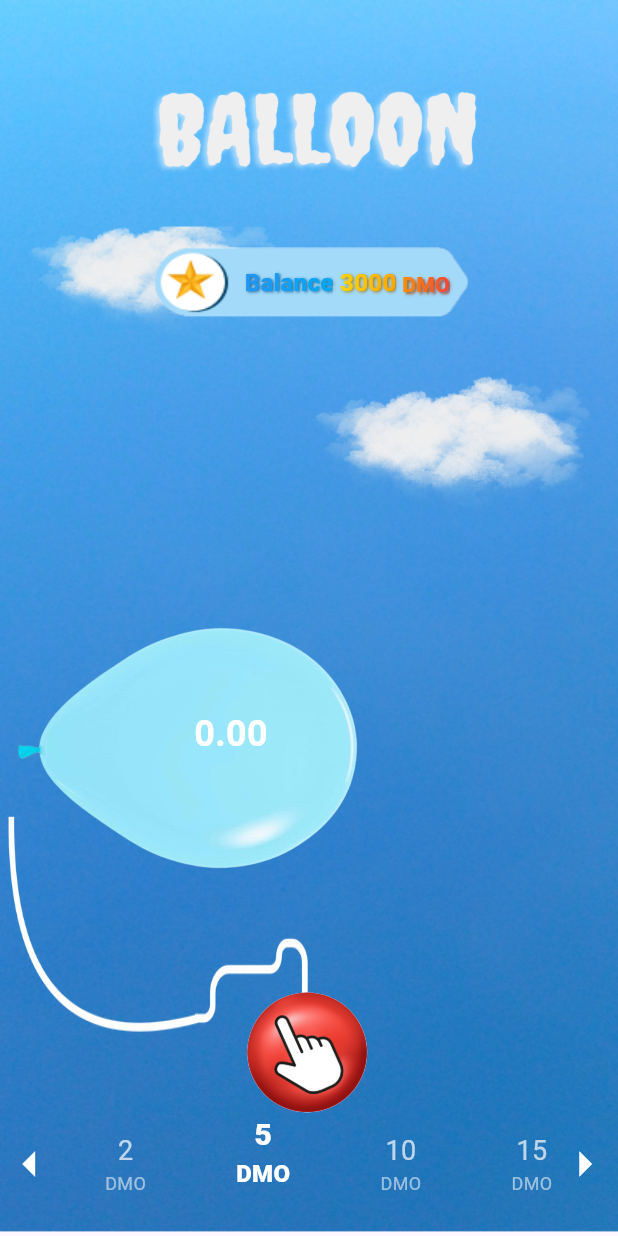
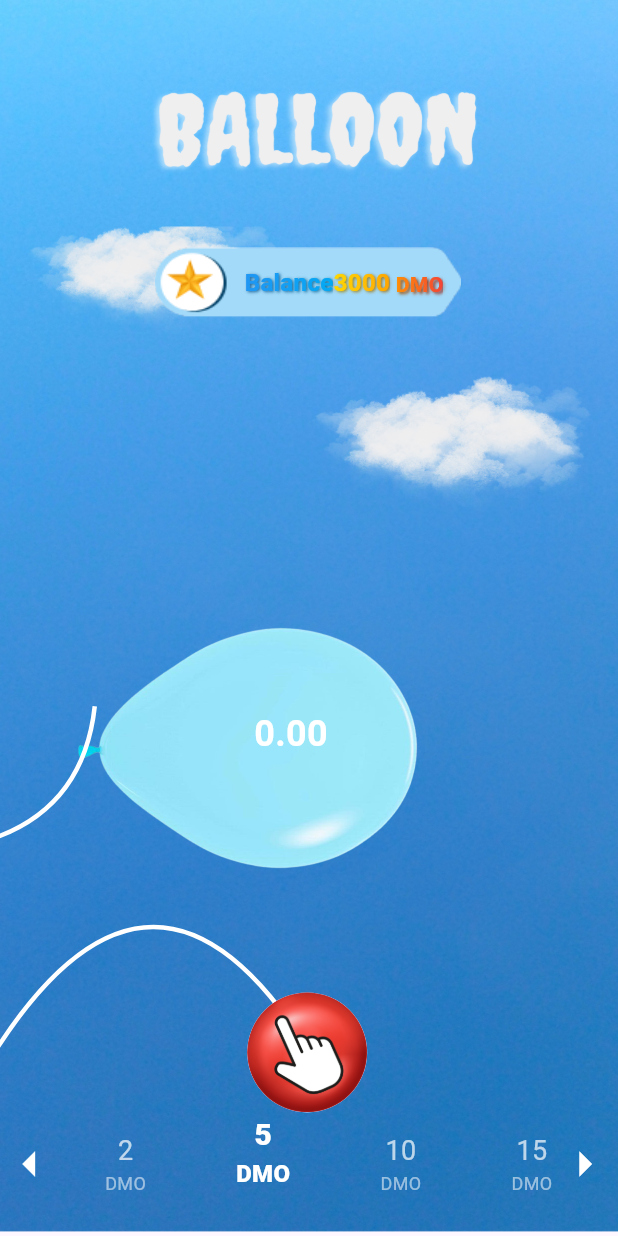
Before and after one commit to SuryavanshiAman/balloon, a Flutter app: the screen it shows after launch, on a phone screen of 412 x 824 dp. Run offline on Flutter 3.47's test engine with Material 3 defaults, Android fonts, the phone set to English and light mode, and no system bars; our stand-ins replace lottie; project files that could hold a hidden picture were left out.

Commit message:
5 commit

```diff
--- a/lib/game_controller.dart
+++ b/lib/game_controller.dart
@@ -6,7 +6,10 @@ class GameController with ChangeNotifier{
   late double _burstThreshold;
   bool _isFlying = false;
   bool _isButtonPressed = false;
-   double _sizeIncrement = 3.0; // Size increase per tick
+  bool _blast = false;
+  bool _winGif = false;
+  String _walletAmount="3000";
+   double _sizeIncrement = 5.0; // Size increase per tick
   final List<String> amount = ['2', '5', '10', '15','20','25','30'];
   int _selectedIndex = 1;
   double _multipliedValue = 0.0;
@@ -16,12 +19,26 @@ class GameController with ChangeNotifier{
     _balloonSize=value;
     notifyListeners();
   }
+  bool get blast=>_blast;
+  setBlast(bool value){
+    _blast=value;
+    notifyListeners();
+  }
+  bool get winGif=>_winGif;
+  setWinGif(bool value){
+    _winGif=value;
+    notifyListeners();
+  }
 double get burstThreshold=>_burstThreshold;
   setBurstThreshold(double value){
     _burstThreshold=value;
     notifyListeners();
   }
-
+  String get walletAmount=>_walletAmount;
+  setWalletAmount(String value){
+    _walletAmount=value;
+    notifyListeners();
+  }
   bool get isFlying=>_isFlying;
   setIsFlying(bool value){
     _isFlying=value;
@@ -42,6 +59,7 @@ double get burstThreshold=>_burstThreshold;
     _selectedIndex=value;
     notifyListeners();
   }
+
   double get multipliedValue=>_multipliedValue;
   setMultipliedValue(double value){
     _multipliedValue=value;
@@ -72,3 +90,31 @@ class GradientText extends StatelessWidget {
     );
   }
 }
+class CurvedPipePainter extends CustomPainter {
+  final double animationValue;
+
+  CurvedPipePainter(this.animationValue);
+
+  @override
+  void paint(Canvas canvas, Size size) {
+    Paint paint = Paint()
+      ..color = Colors.white
+      ..style = PaintingStyle.stroke
+      ..strokeWidth = 3;
+
+    // Define a path for the curved pipe
+    Path path = Path();
+    double controlPointX = size.width * (0.5 - animationValue * 0.4);
+    double controlPointY = size.height/2;
+    path.moveTo(-3, size.height);
+    path.quadraticBezierTo(controlPointX, controlPointY, size.width, size.height);
+
+    // Draw the path
+    canvas.drawPath(path, paint);
+  }
+
+  @override
+  bool shouldRepaint(CustomPainter oldDelegate) {
+    return true; // Always repaint for animation
+  }
+}
--- a/lib/view/game_screen.dart
+++ b/lib/view/game_screen.dart
@@ -1,4 +1,3 @@
-
 import 'dart:async';
 import 'dart:math';
 import 'package:balloon/game_controller.dart';
@@ -18,16 +17,17 @@ class _BalloonScreenState extends State<BalloonScreen>
     with TickerProviderStateMixin {
   late AnimationController _controller;
   late Animation<double> _flyAnimation;
+  late AnimationController _pipeController;
+  late Animation<double> _pipeAnimation;
+  late AnimationController _zigController;
+  late Animation<double> _zigAnimation;
   final Random _random = Random();
   Timer? _timer;
-  bool blast = false;
-  bool winGif = false;
   @override
   void initState() {
     super.initState();
     final gameController = Provider.of<GameController>(context, listen: false);
     WidgetsBinding.instance.addPostFrameCallback((_) {
-      // Generate the initial burst threshold
       gameController.setBurstThreshold(
           gameController.balloonSize + _random.nextDouble() * 100.0);
     });
@@ -45,14 +45,37 @@ class _BalloonScreenState extends State<BalloonScreen>
 
     _controller.addStatusListener((status) {
       if (status == AnimationStatus.completed) {
-        setState(() {
-          blast = true;
-        });
+        gameController.setBlast(true);
         _showBurstAnimation(gameController);
-        gameController.setMultipliedValue(double.parse(gameController.amount[
-        gameController.selectedIndex]));
+        gameController.setMultipliedValue(
+            double.parse(gameController.amount[gameController.selectedIndex]));
       }
     });
+    _pipeController = AnimationController(
+      duration: Duration(seconds: 2),
+      vsync: this,
+    );
+
+    // Define the animation with a curve
+    _pipeAnimation = CurvedAnimation(
+      parent: _pipeController,
+      curve: Curves.easeInOut,
+    );
+    _zigController = AnimationController(
+      duration: Duration(seconds: 2),
+      vsync: this,
+    );
+
+    _zigAnimation = Tween<double>(begin: 1.0, end: 0.1).animate(
+      CurvedAnimation(parent: _zigController, curve: Curves.easeInOut),
+    );
+  }
+  void _startPipeAnimation() {
+    _pipeController.forward();
+  }
+
+  void _resetPipeAnimation() {
+    _pipeController.reverse();
   }
 
   void _increaseSize(GameController gameController) {
@@ -70,37 +93,29 @@ class _BalloonScreenState extends State<BalloonScreen>
 
     // Random chance for balloon to burst
     if (_random.nextDouble() < 0.02) {
-      setState(() {
-        blast = true;
-      });
+      gameController.setBlast(true);
       _showBurstAnimation(gameController);
-      gameController.setMultipliedValue(double.parse(gameController.amount[
-      gameController.selectedIndex]));
+      gameController.setMultipliedValue(
+          double.parse(gameController.amount[gameController.selectedIndex]));
     }
 
     if (gameController.balloonSize >= gameController.burstThreshold) {
       if (_random.nextBool()) {
-        setState(() {
-          winGif = false;
-        });
+        gameController.setWinGif(false);
         _startFlying(gameController); // Balloon flies
-        gameController.setMultipliedValue(double.parse(gameController.amount[
-        gameController.selectedIndex]));
+        gameController.setMultipliedValue(
+            double.parse(gameController.amount[gameController.selectedIndex]));
       } else {
-        setState(() {
-          blast = true;
-        });
+        gameController.setBlast(true);
         _showBurstAnimation(gameController);
-        gameController.setMultipliedValue(double.parse(gameController.amount[
-        gameController.selectedIndex]) );
+        gameController.setMultipliedValue(
+            double.parse(gameController.amount[gameController.selectedIndex]));
       }
     }
   }
 
   void _startFlying(GameController gameController) {
-    setState(() {
-      winGif = false;
-    });
+    gameController.setWinGif(false);
     gameController.setIsFlying(true);
     _controller.forward(); // Start the flying animation
   }
@@ -137,9 +152,7 @@ class _BalloonScreenState extends State<BalloonScreen>
   }
 
   void _resetBalloon(GameController gameController) {
-    setState(() {
-      blast = false;
-    });
+    gameController.setBlast(false);
     gameController.setBalloonSize(250.0);
     gameController.setBurstThreshold(
         gameController.balloonSize + _random.nextDouble() * 100.0);
@@ -148,7 +161,7 @@ class _BalloonScreenState extends State<BalloonScreen>
   }
 
   void _startTimer(GameController gameController) {
-    _timer = Timer.periodic(Duration(milliseconds: 50), (timer) {
+    _timer = Timer.periodic(Duration(milliseconds: 700), (timer) {
       _increaseSize(gameController);
     });
   }
@@ -163,6 +176,7 @@ class _BalloonScreenState extends State<BalloonScreen>
     _timer?.cancel();
     super.dispose();
   }
+
   final ScrollController _scrollController = ScrollController();
   @override
   Widget build(BuildContext context) {
@@ -181,8 +195,8 @@ class _BalloonScreenState extends State<BalloonScreen>
               child: Stack(
                 children: [
                   Container(
-                    padding:
-                        EdgeInsets.only(left: 60, top: 12, bottom: 12, right: 12),
+                    padding: EdgeInsets.only(
+                        left: 60, top: 12, bottom: 12, right: 12),
                     decoration: BoxDecoration(
                         image: DecorationImage(
                             image: AssetImage(Assets.imagesBalanceTag),
@@ -200,7 +214,8 @@ class _BalloonScreenState extends State<BalloonScreen>
                                 fontWeight: FontWeight.w600,
                                 shadows: [
                                   Shadow(
-                                    offset: Offset(1.1, 1.1), // Creates the 3D effect
+                                    offset: Offset(
+                                        1.1, 1.1), // Creates the 3D effect
                                     blurRadius: 2.0,
                                     color: Colors.grey,
                                   ),
@@ -213,13 +228,14 @@ class _BalloonScreenState extends State<BalloonScreen>
                           ),
                           WidgetSpan(
                             child: GradientText(
-                              text: " 3000",
+                              text: gameController.walletAmount,
                               style: const TextStyle(
                                 fontSize: 16,
                                 fontWeight: FontWeight.w600,
                                 shadows: [
                                   Shadow(
-                                    offset: Offset(1, 1), // Creates the 3D effect
+                                    offset:
+                                        Offset(1, 1), // Creates the 3D effect
                                     blurRadius: 2.0,
                                     color: Colors.grey,
                                   ),
@@ -234,7 +250,6 @@ class _BalloonScreenState extends State<BalloonScreen>
                               ),
                             ),
                           ),
-
                           WidgetSpan(
                             child: GradientText(
                               text: ' DMO',
@@ -258,20 +273,23 @@ class _BalloonScreenState extends State<BalloonScreen>
                       ),
                     ),
                   ),
-                  winGif == true
+                  gameController.winGif == true
                       ? Positioned(
                           left: width * 0.15,
-                    top: -25 ,
+                          top: -25,
                           child: SizedBox(
                               height: 100,
-                        width:200 ,
-                        child: Lottie.asset("assets/lotti/confety.json",)),
-                  ):Container(),
+                              width: 200,
+                              child: Lottie.asset(
+                                "assets/lotti/confety.json",
+                              )),
+                        )
+                      : Container(),
                   // Lottie.asset("assets/lotti/coin.json",)
                 ],
               ),
             ),
-            winGif == true
+            gameController.winGif == true
                 ? Positioned(
                     bottom: _flyAnimation.value,
                     child: SizedBox(
@@ -282,20 +300,21 @@ class _BalloonScreenState extends State<BalloonScreen>
                   )
                 : Positioned(
                     bottom: _flyAnimation.value,
+                    left: 40,
                     child: AnimatedContainer(
                       duration: Duration(milliseconds: 300),
                       // width: gameController.balloonSize,
-                      width: winGif == true
+                      width: gameController.winGif == true
                           ? width * 1
                           : gameController.balloonSize,
-                      height: winGif == true
+                      height: gameController.winGif == true
                           ? height * 0.35
                           : gameController.balloonSize,
                       // height: gameController.balloonSize,
                       decoration: BoxDecoration(
                         // color: Colors.red,
                         image: DecorationImage(
-                            image: AssetImage(blast == true
+                            image: AssetImage(gameController.blast == true
                                 ? Assets.imagesBlasat
                                 : gameController.isFlying
                                     ? Assets.imagesFlyingBallon
@@ -305,9 +324,9 @@ class _BalloonScreenState extends State<BalloonScreen>
                         child: Padding(
                           padding:
                               const EdgeInsets.only(left: 58.0, bottom: 20),
-                          child:
-                              Text(
-                                  blast == true || gameController.isFlying
+                          child: Text(
+                            gameController.blast == true ||
+                                    gameController.isFlying
                                 ? ""
                                 : gameController.multipliedValue
                                     .toStringAsFixed(2),
@@ -321,7 +340,7 @@ class _BalloonScreenState extends State<BalloonScreen>
                       ),
                     ),
                   ),
-            winGif == true
+            gameController.winGif == true
                 ? Positioned(
                     bottom: _flyAnimation.value,
                     child: SizedBox(
@@ -436,17 +455,38 @@ class _BalloonScreenState extends State<BalloonScreen>
                   )
                 : Container(),
             Positioned(
-              top: height * 0.66,
-              left: 1,
-              child: Container(
-                height: height * 0.18,
+              top: height * 0.61,
+              child: AnimatedBuilder(
+                animation: _pipeAnimation,
+                builder: (context, child) {
+                  return Transform.rotate(
+                    angle: pi/1.4,
+
+                    child: CustomPaint(
+                      painter: CurvedPipePainter(_pipeAnimation.value),
+                      child: SizedBox(
+                        width: width * 0.27,
+                        height: height * 0.09,
+                      ),
+                    ),
+                  );
+                },
+              ),
+            ),
+          Positioned(
+              top: height * 0.45,
+              // left: 1,
+              child: AnimatedBuilder(
+                animation: _pipeAnimation,
+                builder: (context, child) {
+                  return CustomPaint(
+                    painter: CurvedPipePainter(_pipeAnimation.value),
+                    child: SizedBox(
                       width: width * 0.5,
-
-                decoration: BoxDecoration(
-                    // color: Colors.red,
-                    image: DecorationImage(
-                        image: AssetImage(Assets.imagesPipe),
-                        fit: BoxFit.fill)),
+                      height: height * 0.4,
+                    ),
+                  );
+                },
               ),
             ),
             Positioned(
@@ -456,24 +496,33 @@ class _BalloonScreenState extends State<BalloonScreen>
                 onTapDown: (_) {
                   gameController.setIsButtonPressed(true);
                   _startTimer(gameController);
+                  _startPipeAnimation();
                 },
                 onTapUp: (_) {
                   gameController.setIsButtonPressed(false);
                   _stopTimer();
                   setState(() {
-                    winGif = true;
+                    gameController.setWinGif(true);
                   });
+                  gameController.setWalletAmount(
+                      (double.parse(gameController.walletAmount) +
+                              double.parse(gameController.multipliedValue
+                                  .toStringAsFixed(2)))
+                          .toString());
+                  gameController.setBalloonSize(250.0);
                   Future.delayed(Duration(seconds: 2), () {
-                    setState(() {
-                      winGif = false;
-                      gameController.setMultipliedValue(double.parse(gameController.amount[
-                      gameController.selectedIndex]));
+                    gameController.setWinGif(false);
+                    // setState(() {
+
+                    gameController.setMultipliedValue(double.parse(
+                        gameController.amount[gameController.selectedIndex]));
                   });
-                  });
+                  _resetPipeAnimation();
                 },
                 onTapCancel: () {
                   gameController.setIsButtonPressed(false);
                   _stopTimer();
+                  _resetPipeAnimation();
                 },
                 child: CircleAvatar(
                   radius: 40,
@@ -492,7 +541,8 @@ class _BalloonScreenState extends State<BalloonScreen>
                       gameController.setSelectedIndex(newIndex);
                       _scrollToCenter(newIndex, width);
                     },
-                child: Icon(Icons.arrow_left, size: 40, color: Colors.white),
+                    child:
+                        Icon(Icons.arrow_left, size: 40, color: Colors.white),
                   ),
                   SizedBox(
                     width: width * 0.8,
@@ -502,7 +552,8 @@ class _BalloonScreenState extends State<BalloonScreen>
                       scrollDirection: Axis.horizontal,
                       itemCount: gameController.amount.length,
                       itemBuilder: (context, index) {
-                    final isSelected = index == gameController.selectedIndex;
+                        final isSelected =
+                            index == gameController.selectedIndex;
                         return Padding(
                           padding: const EdgeInsets.symmetric(horizontal: 30.0),
                           child: Column(
@@ -512,18 +563,18 @@ class _BalloonScreenState extends State<BalloonScreen>
                                 onTap: () {
                                   gameController.setSelectedIndex(index);
                                   gameController.setMultipliedValue(
-                                double.parse(
-                                    gameController.amount[gameController.selectedIndex]),
+                                    double.parse(gameController
+                                        .amount[gameController.selectedIndex]),
                                   );
                                   _scrollToCenter(index, width);
                                 },
                                 child: Transform.translate(
-                              offset: isSelected ? Offset(0, -8) : Offset(0, 0),
+                                  offset:
+                                      isSelected ? Offset(0, -8) : Offset(0, 0),
                                   child: Text(
                                     gameController.amount[index],
                                     style: TextStyle(
-                                  fontSize:isSelected
-                                      ? 20:18,
+                                      fontSize: isSelected ? 20 : 18,
                                       fontWeight: isSelected
                                           ? FontWeight.w900
                                           : FontWeight.normal,
@@ -535,15 +586,18 @@ class _BalloonScreenState extends State<BalloonScreen>
                                 ),
                               ),
                               Transform.translate(
-                            offset: isSelected ? Offset(0, -8) : Offset(0, 0),
+                                offset:
+                                    isSelected ? Offset(0, -8) : Offset(0, 0),
                                 child: Text(
                                   'DMO',
                                   style: TextStyle(
-                                fontSize: isSelected ?16:12,
+                                    fontSize: isSelected ? 16 : 12,
                                     fontWeight: isSelected
                                         ? FontWeight.w900
                                         : FontWeight.normal,
-                                color: isSelected ? Colors.white : Colors.white54,
+                                    color: isSelected
+                                        ? Colors.white
+                                        : Colors.white54,
                                   ),
                                 ),
                               ),
@@ -560,7 +614,8 @@ class _BalloonScreenState extends State<BalloonScreen>
                       gameController.setSelectedIndex(newIndex);
                       _scrollToCenter(newIndex, width);
                     },
-                child: Icon(Icons.arrow_right, size: 40, color: Colors.white),
+                    child:
+                        Icon(Icons.arrow_right, size: 40, color: Colors.white),
                   ),
                 ],
               ),
@@ -570,8 +625,10 @@ class _BalloonScreenState extends State<BalloonScreen>
       ),
     );
   }
+
   void _scrollToCenter(int index, double listViewWidth) {
-    const itemWidth = 100.0; // Adjust based on the actual item width and padding
+    const itemWidth =
+        100.0; // Adjust based on the actual item width and padding
     final offset = (index * itemWidth) - (listViewWidth / 2) + (itemWidth / 2);
 
     _scrollController.animateTo(
@@ -580,12 +637,4 @@ class _BalloonScreenState extends State<BalloonScreen>
       curve: Curves.easeInOut,
     );
   }
-  // void _scrollToIndex(int index) {
-  //   const itemExtent = 100.0; // Adjust based on your item width and padding
-  //   _scrollController.animateTo(
-  //     index * itemExtent,
-  //     duration: const Duration(milliseconds: 300),
-  //     curve: Curves.easeInOut,
-  //   );
-  // }
 }
```
Also changed, not shown: lib/test.dart (+50 -109 lines). Lines whose indentation alone changed are shown as unchanged.
